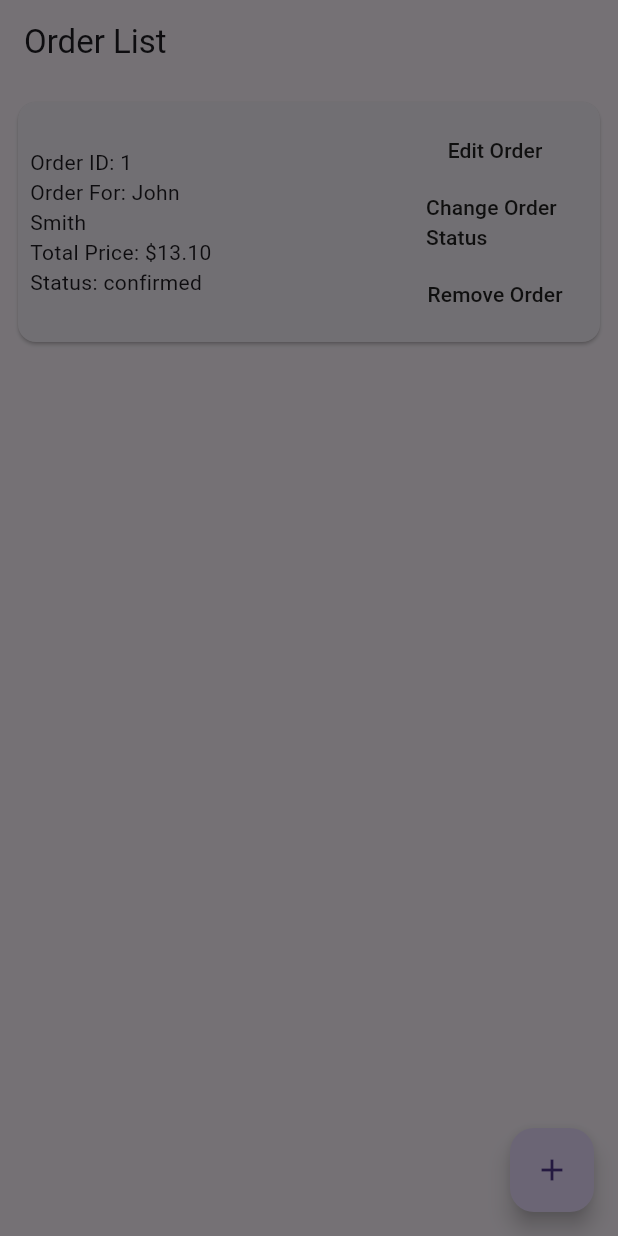
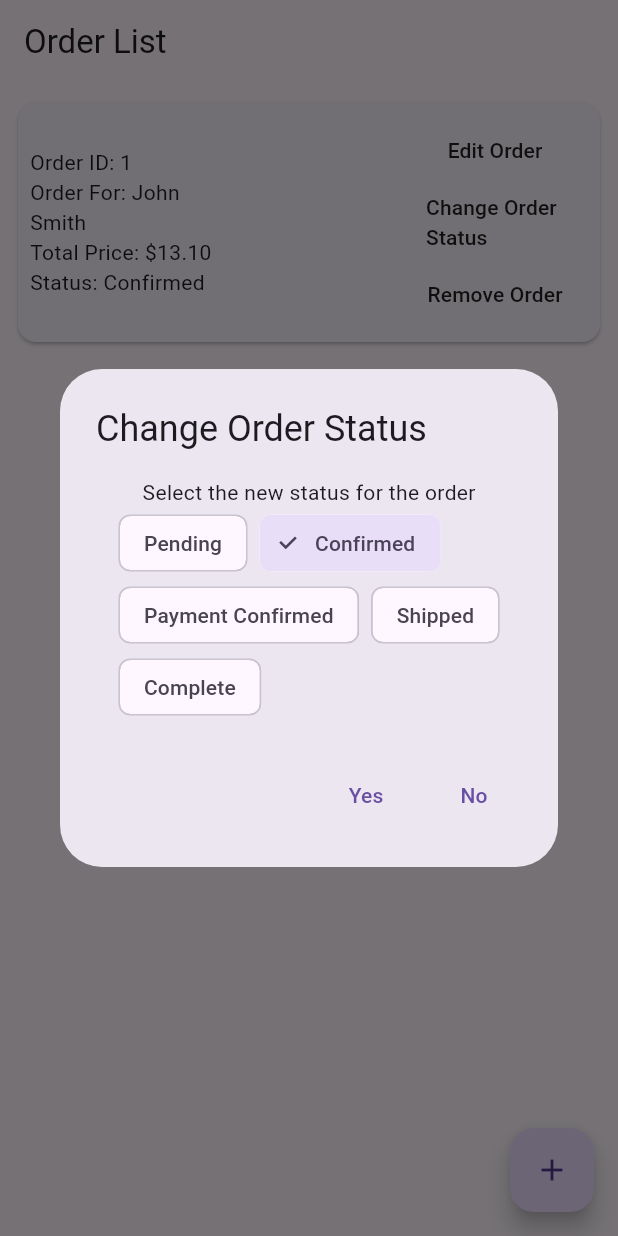
Before and after one commit to TzuHsuanLin-127322/Comp5450Challenge1, a Flutter app: the screen it shows after launch, after a tap on "Change Order Status", on a phone screen of 412 x 824 dp. Run offline on Flutter 3.47's test engine with Material 3 defaults, Android fonts, the phone set to English and light mode, and no system bars.

Commit message:
Implemented change order status, remove order

```diff
--- a/lib/model/order_model.dart
+++ b/lib/model/order_model.dart
@@ -13,4 +13,4 @@ class OrderModel {
   OrderModel({this.id = -1, required this.customerInfo, required this.cart, required this.billItemList, required this.finalPrice, required this.orderStatus});
 }
 
-enum OrderStatus {draft, confirmed, paymentConfirmed, shipped, complete}
+enum OrderStatus {pending, confirmed, paymentConfirmed, shipped, complete}
--- a/lib/ui/order/order_display.dart
+++ b/lib/ui/order/order_display.dart
@@ -3,6 +3,7 @@ import 'package:challenge_1_mobile_store_maker/model/cart_product_model.dart';
 import 'package:challenge_1_mobile_store_maker/model/order_model.dart';
 import 'package:challenge_1_mobile_store_maker/ui/order/order_view_model.dart';
 import 'package:challenge_1_mobile_store_maker/utils/api_status.dart';
+import 'package:challenge_1_mobile_store_maker/utils/string_formatter.dart';
 import 'package:flutter/material.dart';
 import 'package:provider/provider.dart';
 
@@ -40,8 +41,7 @@ class OrderDisplay extends StatelessWidget {
   }
 
   Widget _makeContentWidget(BuildContext context, OrderViewModel viewModel) {
-    if (viewModel.orderList.isEmpty &&
-        viewModel.fetchOrderListStatus == ApiStatus.loading) {
+    if (viewModel.fetchOrderListStatus == ApiStatus.loading) {
       return Center(child: CircularProgressIndicator());
     }
 
@@ -72,10 +72,8 @@ class OrderDisplay extends StatelessWidget {
                         children: [
                           Text("Order ID: ${order.id}"),
                           Text("Order For: ${order.customerInfo.name}"),
-                          Text(
-                            "Total Price: ${order.finalPrice.symbol}${order.finalPrice.major}${order.finalPrice.decimalSymbol}${order.finalPrice.minor}",
-                          ),
-                          Text("Status: ${order.orderStatus.name}"),
+                          Text("Total Price: ${formatMoney(order.finalPrice)}",),
+                          Text("Status: ${formatOrderStatus(order.orderStatus)}"),
                         ],
                       ),
                     ),
@@ -100,21 +98,11 @@ class OrderDisplay extends StatelessWidget {
                           ),
                           MaterialButton(
                             child: Text("Change Order Status"),
-                            onPressed:
-                                () => _buildChangeOrderStatusModal(
-                                  context,
-                                  index,
-                                  viewModel,
-                                ),
+                            onPressed: () => _buildChangeOrderStatusModal(context, index, viewModel),
                           ),
                           MaterialButton(
                             child: Text("Remove Order"),
-                            onPressed:
-                                () => _buildRemoveOrderModal(
-                                  context,
-                                  index,
-                                  viewModel,
-                                ),
+                            onPressed: () => _buildRemoveOrderModal(context, index, viewModel),
                           ),
                         ],
                       ),
@@ -146,12 +134,38 @@ class OrderDisplay extends StatelessWidget {
     int index,
     OrderViewModel viewModel,
   ) {
+    final order = viewModel.orderList[index];
     // TODO: CREATE THE MODAL
     return showDialog(
       context: context,
       builder:
           (context) => AlertDialog(
             // TODO: Add the modal content, when click yes, remove the order
+            title: Text("Confirm Remove Order"),
+            content: Column(
+              mainAxisSize: MainAxisSize.min,
+              children: [
+                Text("Are you sure you want to remove the following order?"),
+                Text("Order ID: ${order.id}"),
+                Text("Order For: ${order.customerInfo.name}"),
+                Text("Total Price: ${formatMoney(order.finalPrice)}"),
+              ],),
+              actions: [
+                TextButton(
+                  onPressed: () {
+                    // TODO: Remove the order
+                    viewModel.onOrderDeletePress(order.id);
+                    Navigator.of(context).pop();
+                  },
+                  child: Text("Yes"),
+                ),
+                TextButton(
+                  onPressed: () {
+                    Navigator.of(context).pop();
+                  },
+                  child: Text("No"),
+                ),
+              ],
           ),
     );
   }
@@ -161,13 +175,56 @@ class OrderDisplay extends StatelessWidget {
     int index,
     OrderViewModel viewModel,
   ) {
+    OrderModel order = viewModel.orderList[index];
+    OrderStatus selectedStatus = viewModel.orderList[index].orderStatus;
     // TODO Create the modal
     return showDialog(
       context: context,
-      builder:
-          (context) => AlertDialog(
-            // TODO: Add the modal content, show radio chips, when click yes, change the order status
+      builder: (context) => StatefulBuilder(builder: (context, setState) {
+        return AlertDialog(
+          // TODO: Add the modal content, show radio chips, when click yes, change the order status
+          title: Text("Change Order Status"),
+          content: Column(
+            mainAxisSize: MainAxisSize.min,
+            children: [
+              Text("Select the new status for the order"),
+              Wrap(
+                spacing: 8,
+                children: OrderStatus.values.map((status) {
+                  return ChoiceChip(
+                    label: Text(formatOrderStatus(status)),
+                    selected: selectedStatus == status,
+                    onSelected: (selected) {
+                      if (selected) {
+                        setState((){
+                          selectedStatus = status;
+                        });
+                      }
+                    },
+                  );
+                }).toList(),
+              )
+            ],
           ),
+          actions: [
+            TextButton(
+              onPressed: () {
+                // TODO: Change order Status
+                viewModel.onOrderStatusChange(order.id, selectedStatus);
+                Navigator.of(context).pop();
+              },
+              child: Text('Yes'),
+            ),
+            TextButton(
+              onPressed: () {
+                Navigator.of(context).pop();
+                // Close without changing anything
+              },
+              child: Text('No'),
+            )
+          ]
+        );
+      })
     );
   }
 }
--- /dev/null
+++ b/lib/utils/string_formatter.dart
@@ -0,0 +1,21 @@
+import 'package:challenge_1_mobile_store_maker/model/currency_model.dart';
+import 'package:challenge_1_mobile_store_maker/model/order_model.dart';
+
+String formatMoney(CurrencyModel price) {
+  return "${price.symbol}${price.major}${price.decimalSymbol}${price.minor}";
+}
+
+String formatOrderStatus(OrderStatus status) {
+  switch (status) {
+    case OrderStatus.pending:
+      return "Pending";
+    case OrderStatus.confirmed:
+      return "Confirmed";
+    case OrderStatus.paymentConfirmed:
+      return "Payment Confirmed";
+    case OrderStatus.shipped:
+      return "Shipped";
+    case OrderStatus.complete:
+      return "Complete";
+  }
+}
```
Also changed, not shown: lib/ui/order/order_view_model.dart (+8 -11 lines).
